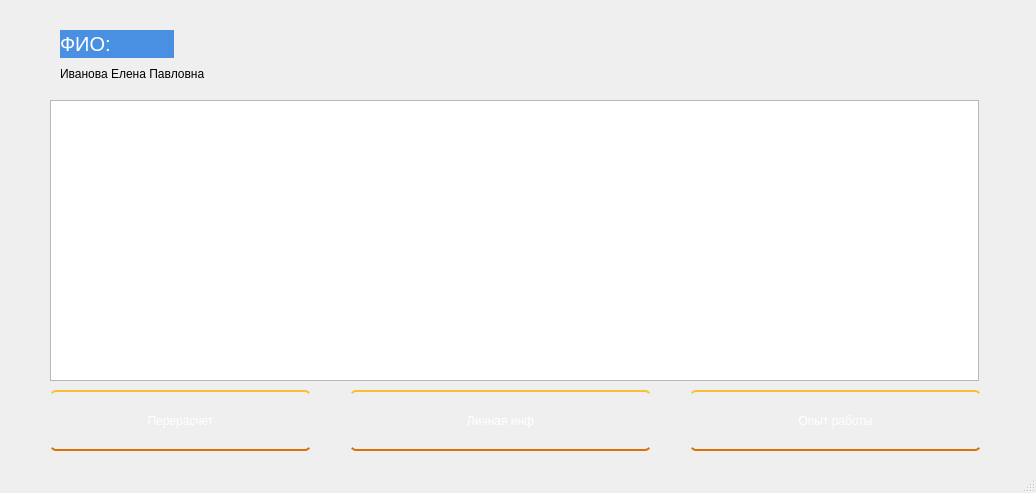
elizarpif/bd_coursework, file resources/info_about.ui: the form before one commit.
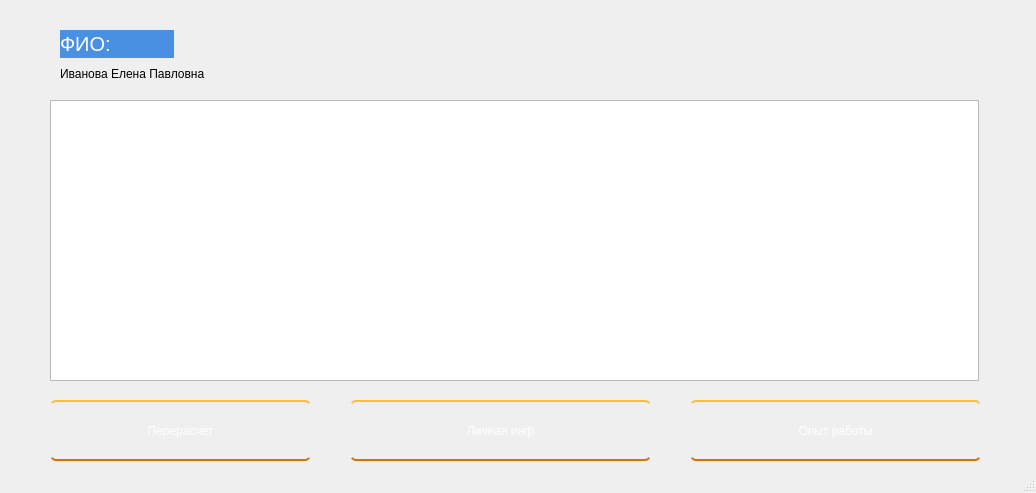
The form after the commit. Icons and pictures are not drawn.

```diff
--- a/resources/info_about.ui
+++ b/resources/info_about.ui
@@ -10,6 +10,18 @@
     <height>493</height>
    </rect>
   </property>
+  <property name="minimumSize">
+   <size>
+    <width>1036</width>
+    <height>493</height>
+   </size>
+  </property>
+  <property name="maximumSize">
+   <size>
+    <width>1036</width>
+    <height>4093</height>
+   </size>
+  </property>
   <property name="windowTitle">
    <string>MainWindow</string>
   </property>
@@ -101,7 +113,7 @@
     <property name="geometry">
      <rect>
       <x>50</x>
-      <y>390</y>
+      <y>400</y>
       <width>261</width>
       <height>61</height>
      </rect>
@@ -128,7 +140,7 @@
     <property name="geometry">
      <rect>
       <x>690</x>
-      <y>390</y>
+      <y>400</y>
       <width>291</width>
       <height>61</height>
      </rect>
@@ -155,7 +167,7 @@
     <property name="geometry">
      <rect>
       <x>350</x>
-      <y>390</y>
+      <y>400</y>
       <width>301</width>
       <height>61</height>
      </rect>
```
Left out of the diff: 2 changed lines with no effect on the pictures.
